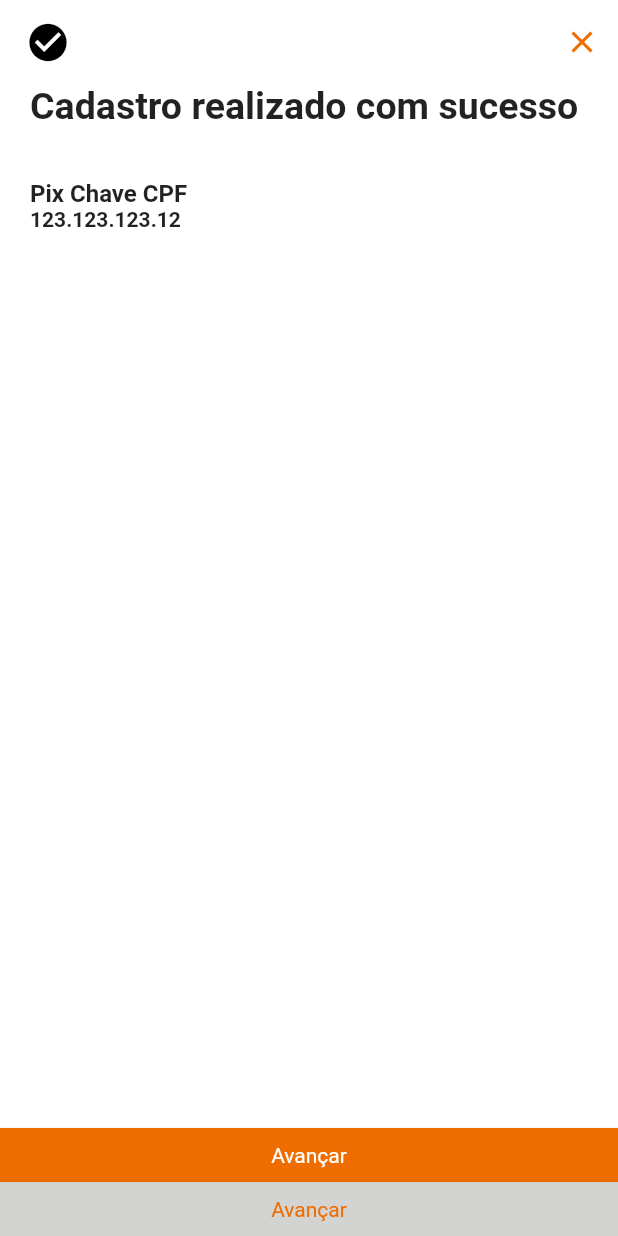
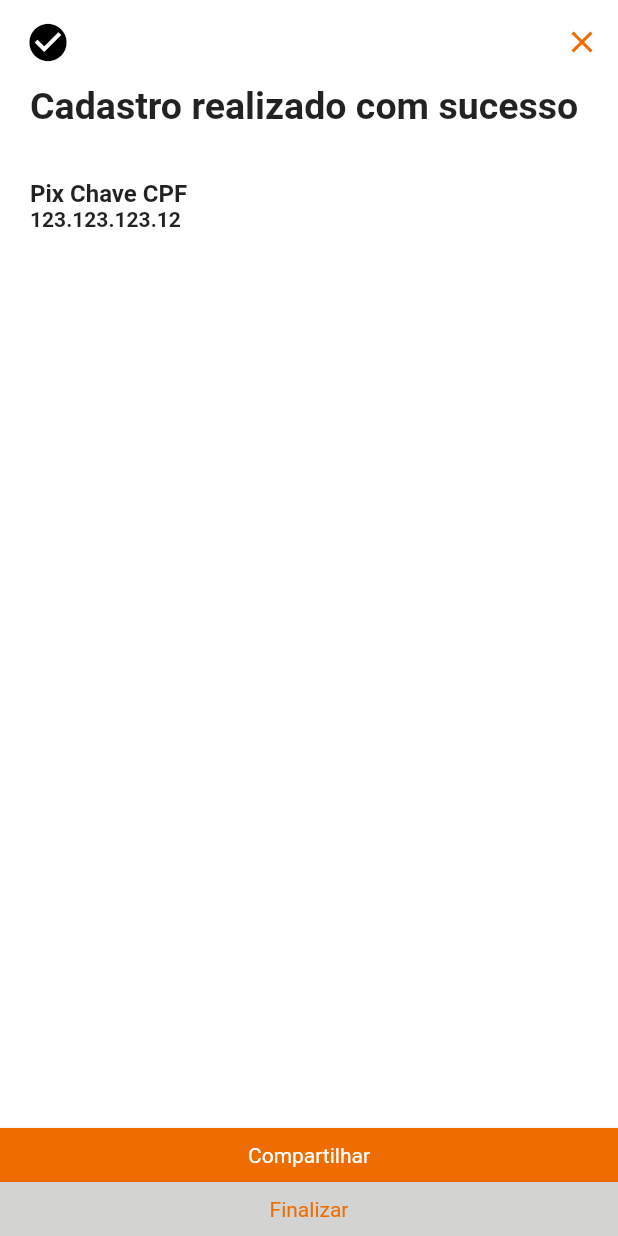
Before and after one commit to viniciusps01/screens-challenge, a Flutter app: the SignupSuccessPage screen opened directly, on a phone screen of 412 x 824 dp. Run offline on Flutter 3.47's test engine with Material 2 defaults, Android fonts, the phone set to English and light mode, and no system bars.

Commit message:
Fix button names

```diff
--- a/lib/ui/pages/message_page/message_page.dart
+++ b/lib/ui/pages/message_page/message_page.dart
@@ -83,7 +83,7 @@ class MessagePage extends StatelessWidget {
                 width: double.infinity,
                 child: GreyButton(
                   onPressed: () {},
-                  label: 'Cadastrar chave',
+                  label: 'Entendi',
                 ),
               )
             ],
--- a/lib/ui/pages/signup_success_page/signup_success_page.dart
+++ b/lib/ui/pages/signup_success_page/signup_success_page.dart
@@ -58,14 +58,14 @@ class SignupSuccessPage extends StatelessWidget {
             width: double.infinity,
             child: OrangeButton(
               onPressed: () {},
-              label: 'Avançar',
+              label: 'Compartilhar',
             ),
           ),
           SizedBox(
             width: double.infinity,
             child: GreyButton(
               onPressed: () {},
-              label: 'Avançar',
+              label: 'Finalizar',
             ),
           )
         ],
```
